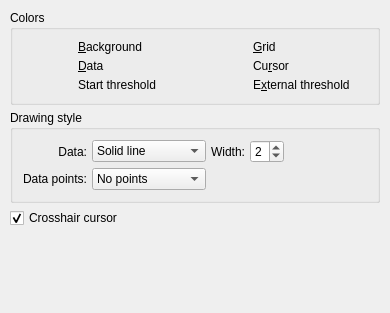
redPanther/QtDMM, file src/ui/forms/uigraphprefs.ui: the form before one commit.
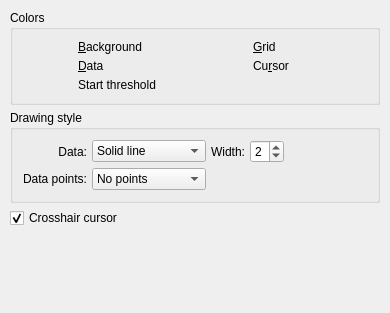
The form after the commit. Custom widgets are drawn as their Qt base class.

```diff
--- a/src/ui/forms/uigraphprefs.ui
+++ b/src/ui/forms/uigraphprefs.ui
@@ -359,69 +359,6 @@
         </item>
        </layout>
       </item>
-      <item row="2" column="1">
-       <layout class="QHBoxLayout">
-        <property name="spacing">
-         <number>5</number>
-        </property>
-        <property name="leftMargin">
-         <number>0</number>
-        </property>
-        <property name="topMargin">
-         <number>0</number>
-        </property>
-        <property name="rightMargin">
-         <number>0</number>
-        </property>
-        <property name="bottomMargin">
-         <number>0</number>
-        </property>
-        <item>
-         <widget class="ColorButton" name="ui_extColor" native="true">
-          <property name="minimumSize">
-           <size>
-            <width>50</width>
-            <height>0</height>
-           </size>
-          </property>
-          <property name="maximumSize">
-           <size>
-            <width>50</width>
-            <height>32767</height>
-           </size>
-          </property>
-          <property name="whatsThis">
-           <string>Click this button to change the color of the cursor at the current sampling position in the recorder.</string>
-          </property>
-          <property name="accessibleName">
-           <string notr="true"/>
-          </property>
-          <property name="accessibleDescription">
-           <string notr="true"/>
-          </property>
-         </widget>
-        </item>
-        <item>
-         <widget class="QLabel" name="label2_3_2">
-          <property name="sizePolicy">
-           <sizepolicy hsizetype="MinimumExpanding" vsizetype="Minimum">
-            <horstretch>0</horstretch>
-            <verstretch>0</verstretch>
-           </sizepolicy>
-          </property>
-          <property name="text">
-           <string>E&amp;xternal threshold</string>
-          </property>
-          <property name="wordWrap">
-           <bool>false</bool>
-          </property>
-          <property name="buddy">
-           <cstring>ui_extColor</cstring>
-          </property>
-         </widget>
-        </item>
-       </layout>
-      </item>
      </layout>
     </widget>
    </item>
```
